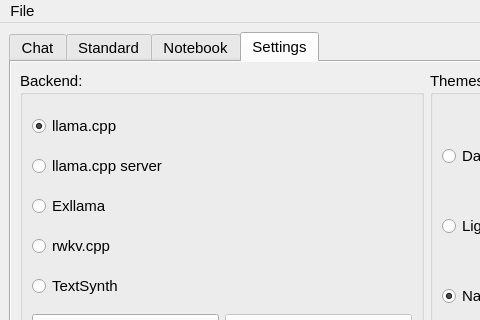
Old version of the form assets/ui/magi_llm_ui.ui in the repository shinomakoi/magi_llm_gui; both pictures show x 0 to 480 and y 0 to 320 of the 854 by 1033 pixel window.
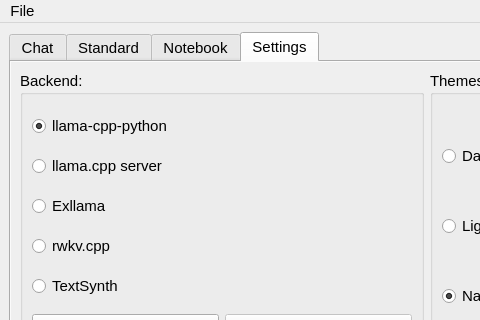
New version of the form. The open tabs and pages were chosen to show the change.

```diff
--- a/assets/ui/magi_llm_ui.ui
+++ b/assets/ui/magi_llm_ui.ui
@@ -636,7 +636,7 @@
               <string>Use llama.cpp backend</string>
              </property>
              <property name="text">
-              <string>llama.cpp</string>
+              <string>llama-cpp-python</string>
              </property>
              <property name="checked">
               <bool>true</bool>
```
